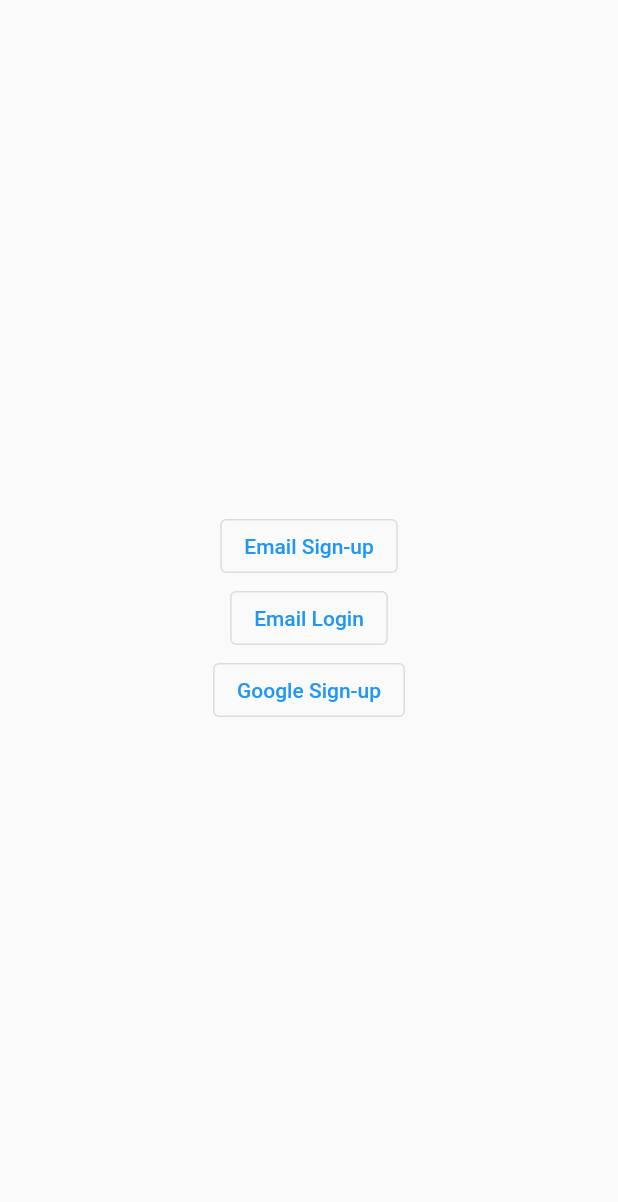
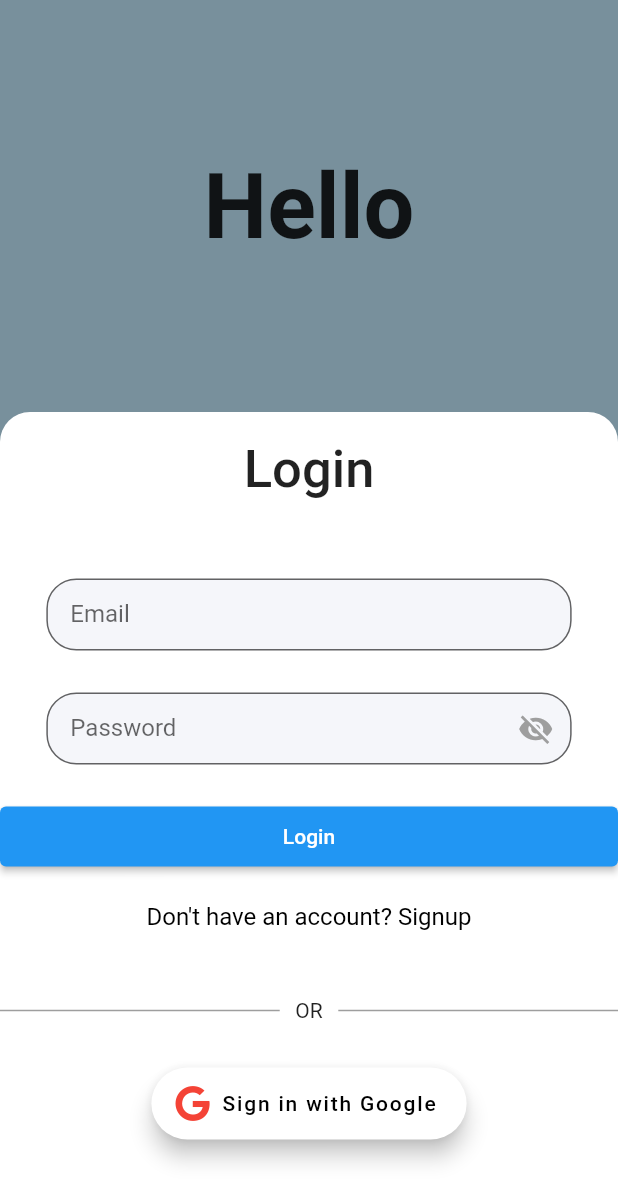
Before and after one commit to areeshak/freelancing-app-fyp, a Flutter app: the screen it shows after launch, on a phone screen of 412 x 824 dp. Shown: the top 1202 px of the screen. Run offline on Flutter 3.47's test engine with Material 2 defaults, Android fonts, the light colour scheme and no system bars; our stand-ins replace firebase_auth, firebase_core, font_awesome_flutter, google_sign_in; accounts and stored records are empty.

Commit message:
Modify login and sign up page UI

```diff
--- a/lib/main.dart
+++ b/lib/main.dart
@@ -2,6 +2,7 @@
 import 'package:firebase_core/firebase_core.dart';
 import 'package:flutter/material.dart';
 import 'package:freelancing_fyp/views/login.dart';
+import 'package:freelancing_fyp/views/splash.dart';
 import 'package:freelancing_fyp/views/userProfile.dart';
 import 'package:provider/provider.dart';
 
@@ -38,21 +39,8 @@
         theme: ThemeData(
           primarySwatch: Colors.blue,
         ),
-        home: const AuthWrapper(),
+        home: const SplashScreen(),
       ),
     );
   }
 }
-
-class AuthWrapper extends StatelessWidget {
-  const AuthWrapper({Key? key}) : super(key: key);
-
-  @override
-  Widget build(BuildContext context) {
-    final firebaseUser = context.watch<User?>();
-    if (firebaseUser != null) {
-      return const UserProfileScreen();
-    }
-    return const LoginScreen();
-  }
-}
--- a/lib/views/login.dart
+++ b/lib/views/login.dart
@@ -1,9 +1,12 @@
+import 'package:flutter/gestures.dart';
 import 'package:flutter/material.dart';
 import 'package:freelancing_fyp/services/firebase_auth_methods.dart';
 import 'package:freelancing_fyp/views/signup_email_password_screen.dart';
+import 'package:freelancing_fyp/widgets/custom_button.dart';
+import 'package:freelancing_fyp/widgets/custom_textfield.dart';
+import 'package:font_awesome_flutter/font_awesome_flutter.dart';
 import 'package:provider/provider.dart';
 
-import 'login_email_password_screen.dart';
 
 class LoginScreen extends StatefulWidget {
   const LoginScreen({Key? key}) : super(key: key);
@@ -13,42 +16,141 @@
 }
 
 class _LoginScreenState extends State<LoginScreen> {
+  final TextEditingController emailController = TextEditingController();
+  final TextEditingController passwordController = TextEditingController();
+
+  @override
+  void dispose() {
+    super.dispose();
+    emailController.dispose();
+    passwordController.dispose();
+  }
+
+  void loginUser() {
+    context.read<FirebaseAuthMethods>().loginWithEmail(
+        email: emailController.text,
+        password: passwordController.text,
+        context: context);
+  }
+
   @override
   Widget build(BuildContext context) {
     return Scaffold(
-      body: Center(
+      backgroundColor: Colors.blueGrey.shade400,
+      body: Column(
+        children: [
+          const Expanded(
+            flex: 1,
+            child: Center(
+              child: Text(
+                'Hello',
+                style: TextStyle(
+                  fontSize: 60,
+                  fontWeight: FontWeight.bold,
+                ),
+              ),
+            ),
+          ),
+          Expanded(
+            flex: 2,
+            child: Container(
+              decoration: const BoxDecoration(
+                color: Colors.white,
+                borderRadius: BorderRadius.only(
+                  topLeft: Radius.circular(20),
+                  topRight: Radius.circular(20),
+                ),
+              ),
               child: Column(
-          mainAxisAlignment: MainAxisAlignment.center,
-          children: <Widget>[
-            OutlinedButton(
-              onPressed: () {
+                children: [
+                  Container(
+                    padding: const EdgeInsets.all(18.0),
+                    child: const Text(
+                      'Login',
+                      style: TextStyle(
+                        fontSize: 35,
+                        fontWeight: FontWeight.w500,
+                      ),
+                    ),
+                  ),
+                  const SizedBox(
+                    height: 20,
+                  ),
+                  CustomTextField(
+                      controller: emailController, labelText: 'Email'),
+                  CustomTextField(
+                    controller: passwordController,
+                    labelText: 'Password',
+                    obscureText: true,
+                  ),
+                  const SizedBox(
+                    height: 10,
+                  ),
+                  CustomButton(onTap: loginUser, text: 'Login'),
+                  const SizedBox(
+                    height: 20,
+                  ),
+                  RichText(
+                    text: TextSpan(
+                      text: "Don't have an account? ",
+                      style: const TextStyle(fontSize: 16, color: Colors.black),
+                      children: <TextSpan>[
+                        TextSpan(
+                          text: 'Signup',
+                          recognizer: TapGestureRecognizer()
+                            ..onTap = () {
                               Navigator.of(context).push(
                                 MaterialPageRoute(
-                    builder: (context) => EmailPasswordSignup(),
+                                  builder: (context) =>
+                                      const EmailPasswordSignup(),
                                 ),
                               );
                             },
-              child: const Text('Email Sign-up'),
-            ),
-            OutlinedButton(
-              onPressed: () {
-                Navigator.of(context).push(
-                  MaterialPageRoute(
-                    builder: (context) => EmailPasswordLogin(),
-                  ),
-                );
-              },
-              child: const Text('Email Login'),
-            ),
-            OutlinedButton(
-              onPressed: () {
-                context.read<FirebaseAuthMethods>().signInWithGoogle(context);
-              },
-              child: const Text('Google Sign-up'),
                         ),
                       ],
                     ),
                   ),
+                  const SizedBox(
+                    height: 45,
+                  ),
+                  Row(
+                    children: const [
+                      Expanded(
+                          child: Divider(
+                        color: Colors.black38,
+                        thickness: 1,
+                      )),
+                      Text("   OR   "),
+                      Expanded(
+                          child: Divider(
+                        color: Colors.black38,
+                        thickness: 1,
+                      )),
+                    ],
+                  ),
+                  const SizedBox(
+                    height: 30,
+                  ),
+                  FloatingActionButton.extended(
+                    onPressed: () {
+                      context
+                          .read<FirebaseAuthMethods>()
+                          .signInWithGoogle(context);
+                    },
+                    icon: const FaIcon(
+                      FontAwesomeIcons.google,
+                      color: Colors.red,
+                    ),
+                    label: const Text('Sign in with Google'),
+                    backgroundColor: Colors.white,
+                    foregroundColor: Colors.black,
+                  )
+                ],
+              ),
+            ),
+          ),
+        ],
+      ),
     );
   }
 }
--- /dev/null
+++ b/lib/widgets/custom_button.dart
@@ -0,0 +1,28 @@
+import 'package:flutter/material.dart';
+
+class CustomButton extends StatelessWidget {
+  const CustomButton({
+    Key? key,
+    required this.onTap,
+    required this.text,
+  }) : super(key: key);
+  final String text;
+  final VoidCallback onTap;
+
+  @override
+  Widget build(BuildContext context) {
+    return ElevatedButton(
+      style: ElevatedButton.styleFrom(
+        minimumSize: Size(double.infinity,40),
+        // shape: RoundedRectangleBorder(
+        //   borderRadius: BorderRadius.circular(30.0),
+        // ),
+         // side: const BorderSide(color: Colors.black, width: 1),
+       // primary: Colors.transparent
+      ),
+
+      onPressed: onTap,
+      child: Text(text),
+    );
+  }
+}
--- /dev/null
+++ b/lib/widgets/custom_textfield.dart
@@ -0,0 +1,73 @@
+import 'package:flutter/material.dart';
+
+class CustomTextField extends StatefulWidget {
+  final TextEditingController controller;
+  final String labelText;
+  final bool obscureText;
+
+  const CustomTextField({
+    Key? key,
+    required this.controller,
+    required this.labelText,
+    this.obscureText = false,
+  }) : super(key: key);
+
+  @override
+  State<CustomTextField> createState() => _CustomTextFieldState();
+}
+
+class _CustomTextFieldState extends State<CustomTextField> {
+  bool _obscureText = false;
+
+  @override
+  void initState() {
+    super.initState();
+    _obscureText = widget.obscureText;
+  }
+
+  @override
+  Widget build(BuildContext context) {
+    return Container(
+      width: MediaQuery.of(context).size.width * 0.85,
+      padding: const EdgeInsets.symmetric(vertical: 14),
+      child: TextField(
+        controller: widget.controller,
+        obscureText: _obscureText,
+        decoration: InputDecoration(
+          border: OutlineInputBorder(
+            borderRadius: BorderRadius.circular(20),
+            borderSide: const BorderSide(color: Colors.black, width: 4),
+          ),
+          // enabledBorder: OutlineInputBorder(
+          //   borderRadius: BorderRadius.circular(8),
+          //   borderSide: const BorderSide(color: Colors.green, width: 4),
+          // ),
+          contentPadding:
+              const EdgeInsets.symmetric(horizontal: 16, vertical: 14),
+          filled: true,
+          fillColor: const Color(0xffF5F6FA),
+          //hintText: hintText,
+          labelText: widget.labelText,
+          hintStyle: const TextStyle(
+            fontSize: 14,
+            fontWeight: FontWeight.w400,
+          ),
+          suffixIcon: Visibility(
+            visible: widget.obscureText,
+            child: IconButton(
+              onPressed: () {
+                setState(() {
+                  _obscureText = !_obscureText;
+                });
+              },
+              icon: Icon(
+                _obscureText ? Icons.visibility_off : Icons.visibility,
+                color: Colors.grey,
+              ),
+            ),
+          ),
+        ),
+      ),
+    );
+  }
+}
```
Also changed, not shown: lib/views/login_email_password_screen.dart (deleted, +0 -53 lines), lib/views/signup_email_password_screen.dart (+43 -19 lines), lib/views/splash.dart (added, +86 -0 lines). Lines whose indentation alone changed are shown as unchanged.
